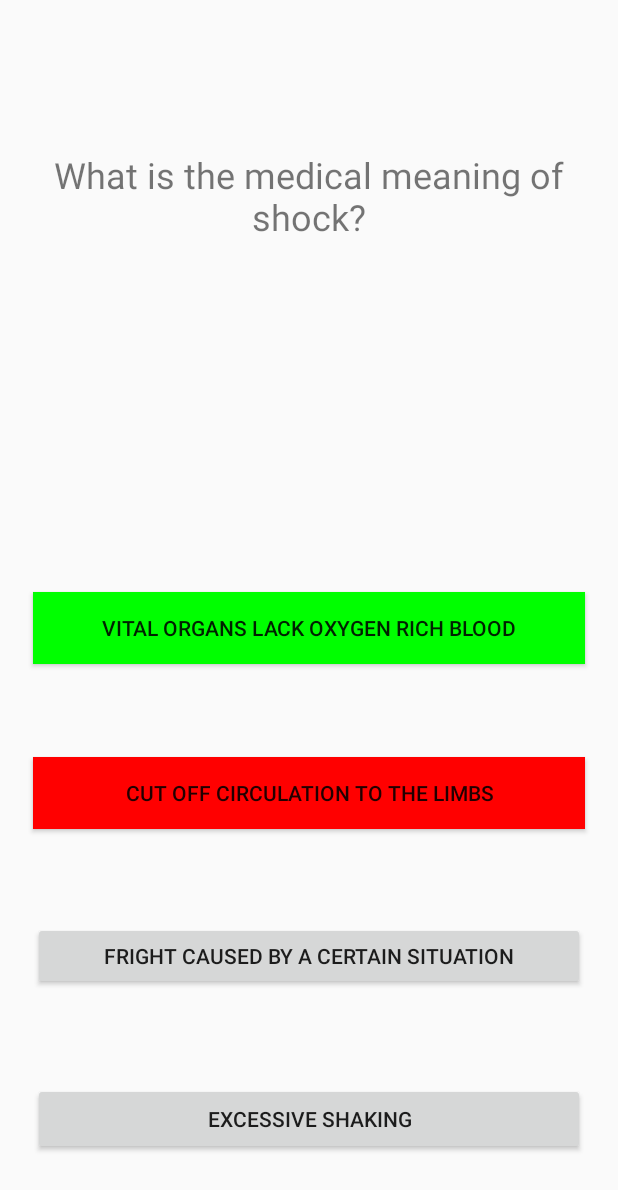
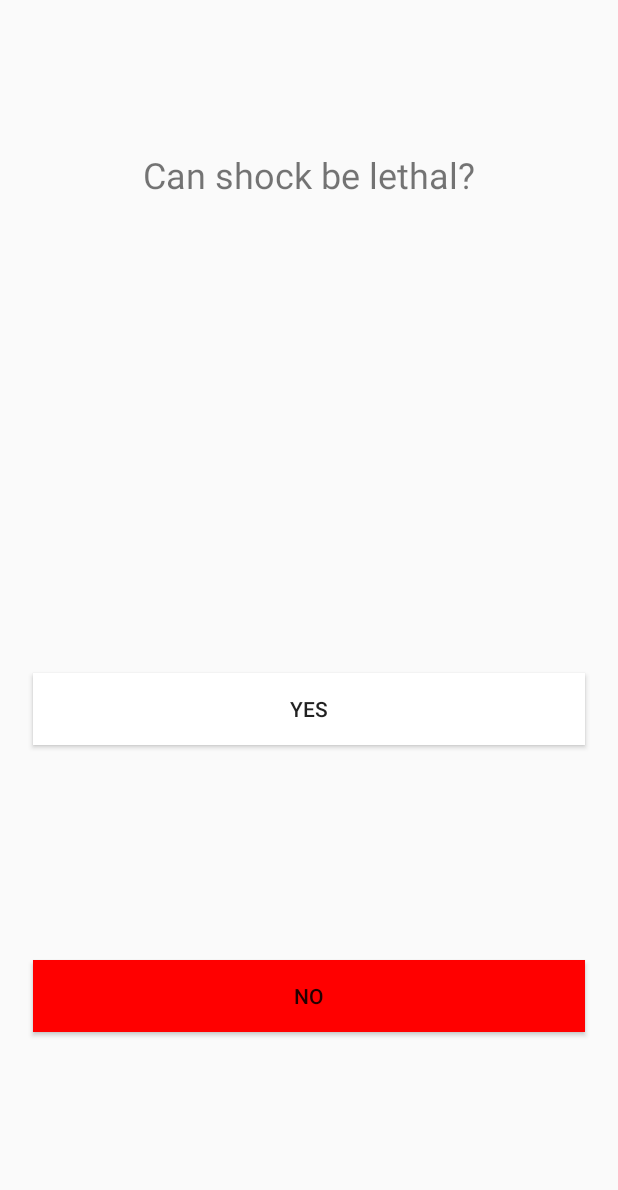
Before and after one commit to Mivezo/ComsciSummativeMVAW, an Android app: the QuizMenuActivity screen opened directly, with no data from a screen before it, after a tap on "CUT OFF CIRCULATION TO THE LIMBS", on a phone screen of 412 x 824 dp. Shown: the top 1190 px of the screen. Run offline under Robolectric (Android 15) with nearby library versions, the phone set to English and light mode, and no system bars; 1 other tap on this screen came first.

Commit message:
Added functionality to allow true and false questions

```diff
--- a/app/src/main/java/com/comsci/michelaustin/comscisummative/QuestionLibrary.java
+++ b/app/src/main/java/com/comsci/michelaustin/comscisummative/QuestionLibrary.java
@@ -5,6 +5,7 @@ package com.comsci.michelaustin.comscisummative;
  */
 
 public class QuestionLibrary {
+    //string array of questions
     private String mQuestions[] = {
             "What is the medical meaning of shock?",
             "Can shock be lethal?",
@@ -13,39 +14,42 @@ public class QuestionLibrary {
             "What is not an appropriate way to treat shock"
     };;
 
+    //string array of answers for each specific question
     private String mAnswers[][]={
             {"Vital organs lack oxygen rich blood","Cut off circulation to the limbs", "Fright caused by a certain situation", "Excessive shaking"},
-            {"Yes", "No"},
+            {"Yes", "No", "", ""},
             {"Vomiting and diarrhoea", "Significant blood loss", "Severe infection", "Contusion to the brain"},
             {"Excessive thirst", "Rapid breathing", "Pale skin", "Eyes roll to back of head"},
             {"Warming up the victim", "Having the victim lay down in a comfortable position", "Performing cpr on the victim", "Monitor airway and breathing"}
     };
 
+    //string array of correct answers
     private String mCorrectAnswers[][] = {
-            { "Vital organs lack oxygen rich blood"},
-            {"Yes"},
-            {"Vomiting and diarrhoea", "Significant blood loss", "Severe infection"},
-            {"Eyes roll to back of head"},
-            {"Performing cpr on the victim"}
+            { "Vital organs lack oxygen rich blood", "1"},
+            {"Yes", "1"},
+            {"Vomiting and diarrhoea", "Significant blood loss", "Severe infection", "3"},
+            {"Eyes roll to back of head","1"},
+            {"Performing cpr on the victim","1"}
     };
 
+    //Returns the specific question in the array
     public String getQuestion(int i){
         String question = mQuestions[i];
         return question;
     }
 
-    public String getChoice1(int i){
-        if(mAnswers[i][0]!=null){
-            String choice= mAnswers[i][0];
+    public String getChoice(int i,int q){
+        if(mAnswers[i][q]!=""){
+            String choice= mAnswers[i][q];
             return choice;
         }
         else{
-            return "test";
+            return "";
         }
     }
 
-    public String getChoice2(int i){
-        if(mAnswers[i][1]!=null){
+    /*public String getChoice2(int i){
+        if(mAnswers[i][1]!=""){
             String choice= mAnswers[i][1];
             return choice;
         }
@@ -66,12 +70,16 @@ public class QuestionLibrary {
             return choice;
         }
         else return "test";
-    }
+    }*/
 
+    //returns the correct answer based on the question
     public String getCorrectAnswer(int i){
 
+        int numCorrect = mCorrectAnswers[i].length;
+        int numCorrectString = Integer.parseInt(mCorrectAnswers[i][numCorrect-1]);
 
-        if(mCorrectAnswers[i].length==1){
+
+        if(numCorrectString==1){
             return mCorrectAnswers[i][0];
         }
         else{
@@ -79,5 +87,9 @@ public class QuestionLibrary {
         }
     }
 
+    private void testComplete(int q){
+
+    }
+
 
 }
--- a/app/src/main/java/com/comsci/michelaustin/comscisummative/QuizMenuActivity.java
+++ b/app/src/main/java/com/comsci/michelaustin/comscisummative/QuizMenuActivity.java
@@ -2,6 +2,7 @@ package com.comsci.michelaustin.comscisummative;
 
 import android.graphics.Color;
 import android.os.Bundle;
+import android.os.Handler;
 import android.support.v7.app.AppCompatActivity;
 import android.view.View;
 import android.widget.Button;
@@ -17,6 +18,7 @@ public class QuizMenuActivity extends AppCompatActivity {
 
     private String mAnswer;
     private int questionNumber=0;
+
 
     private QuestionLibrary mQuestionLibrary = new QuestionLibrary();
 
@@ -35,13 +37,27 @@ public class QuizMenuActivity extends AppCompatActivity {
 
         //
         displayQuestions(); //displaying the questions on the option buttons
-        mAnswer = mQuestionLibrary.getCorrectAnswer(questionNumber);
 
+
+        // Sets onclick listener for each button to test whether the user clicked the right one
         option1.setOnClickListener(new View.OnClickListener() {
             @Override
             public void onClick(View v) {
                 if(option1.getText()== mAnswer){
                     option1.setBackgroundColor(Color.GREEN);
+                    questionNumber+=1;
+
+                    //Adding delay to the button to make green visible
+                    final Handler handler = new Handler();
+                    handler.postDelayed(new Runnable() {
+                        @Override
+                        public void run() {
+                            // Do something after 1.5s = 1500ms
+                            displayQuestions();
+
+                        }
+                    }, 1500);
+
                 }
                 else option1.setBackgroundColor(Color.RED);
             }
@@ -51,6 +67,8 @@ public class QuizMenuActivity extends AppCompatActivity {
             public void onClick(View v) {
                 if(option2.getText()== mAnswer){
                     option2.setBackgroundColor(Color.GREEN);
+                    questionNumber++;
+                    displayQuestions();
                 }
                 else option2.setBackgroundColor(Color.RED);
             }
@@ -60,6 +78,8 @@ public class QuizMenuActivity extends AppCompatActivity {
             public void onClick(View v) {
                 if(option3.getText()== mAnswer){
                     option3.setBackgroundColor(Color.GREEN);
+                    questionNumber++;
+                    displayQuestions();
                 }
                 else option3.setBackgroundColor(Color.RED);
             }
@@ -69,6 +89,8 @@ public class QuizMenuActivity extends AppCompatActivity {
             public void onClick(View v) {
                 if(option4.getText()== mAnswer){
                     option4.setBackgroundColor(Color.GREEN);
+                    questionNumber++;
+                    displayQuestions();
                 }
                 else option4.setBackgroundColor(Color.RED);
             }
@@ -76,12 +98,50 @@ public class QuizMenuActivity extends AppCompatActivity {
 
     }
 
+    //Displays the questions on the screen as well as fetches the correct answer
     private void displayQuestions(){
         questionLabel.setText(mQuestionLibrary.getQuestion(questionNumber));
-        option1.setText(mQuestionLibrary.getChoice1(questionNumber));
-        option2.setText(mQuestionLibrary.getChoice2(questionNumber));
-        option3.setText(mQuestionLibrary.getChoice3(questionNumber));
-        option4.setText(mQuestionLibrary.getChoice4(questionNumber));
+        option1.setText(getQuestion(questionNumber,0));
+        option1.setBackgroundColor(Color.WHITE);
+        option2.setText(getQuestion(questionNumber,1));
+        option2.setBackgroundColor(Color.WHITE);
+
+
+        option3.setBackgroundColor(Color.WHITE);
+        if (testWhetherBlank(2) == true) {
+            option3.setVisibility(View.GONE);
+        }
+        else{
+            option3.setVisibility(View.VISIBLE);
+            option3.setText(getQuestion(questionNumber,2));
+        }
+
+        if (testWhetherBlank(3) == true) {
+            option4.setVisibility(View.GONE);
+        }
+        else{
+            option4.setVisibility(View.VISIBLE);
+            option4.setText(getQuestion(questionNumber,3));
+        }
+
+        option4.setBackgroundColor(Color.WHITE);
+        mAnswer = mQuestionLibrary.getCorrectAnswer(questionNumber);
 
     }
+
+    public boolean testWhetherBlank(int q){
+        if(mQuestionLibrary.getChoice(questionNumber,q).equals("")){
+            return true;
+        }
+        else{
+            return false;
+        }
+
+    }
+
+
+    private String getQuestion(int q, int n){
+        String result = mQuestionLibrary.getChoice(q,n);
+        return result;
+    }
 }
```
